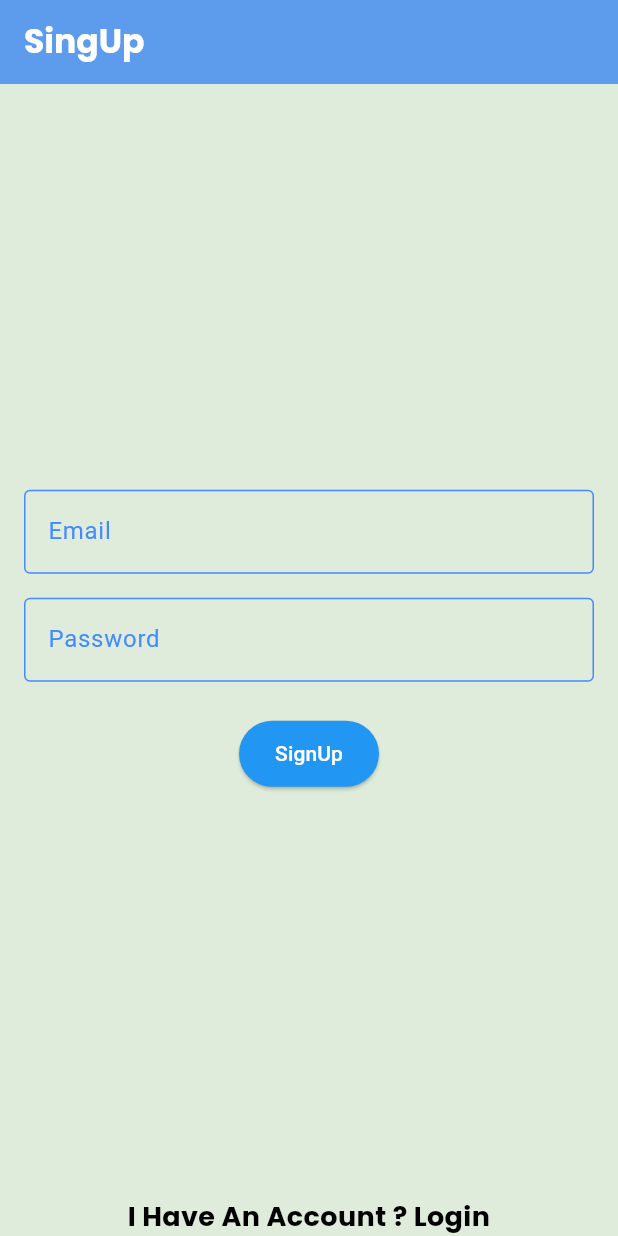
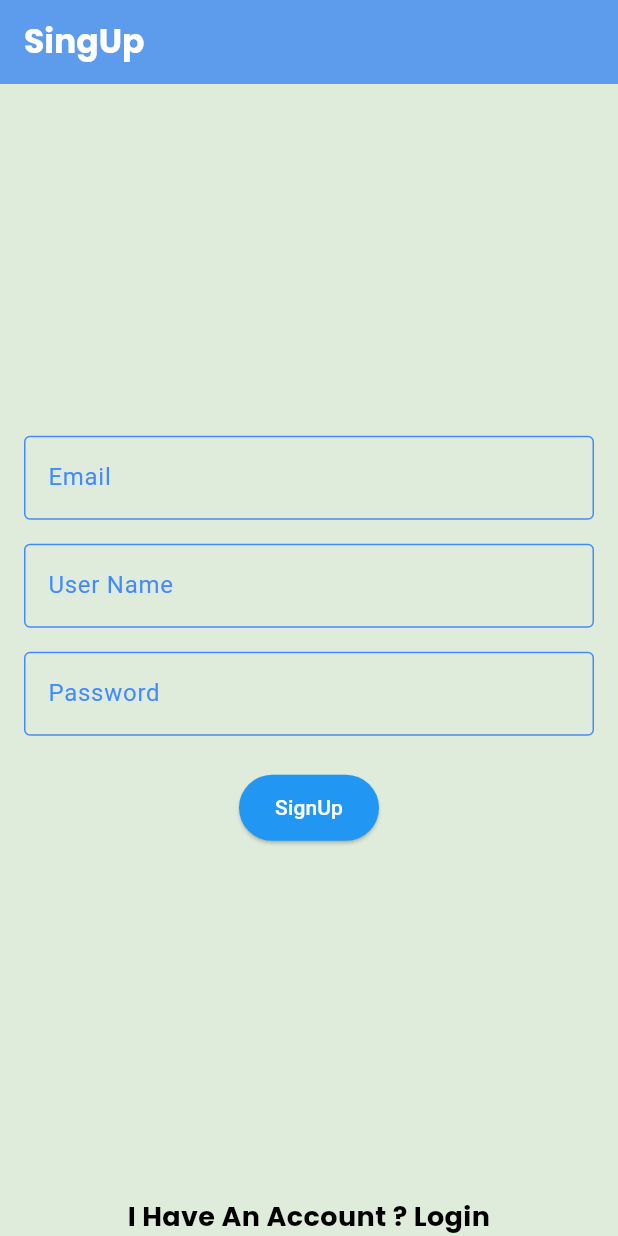
Before and after one commit to ahmedfyala/todo-app, a Flutter app: the SignUpView screen opened by its route, after a tap on "SignUp", on a phone screen of 412 x 824 dp. Run offline on Flutter 3.47's test engine with Material 3 defaults, Android fonts, the phone set to English and light mode, and no system bars; our stand-ins replace calendar_timeline, cloud_firestore, firebase_auth, firebase_core, flutter_slidable, google_fonts; accounts and stored records are empty; network calls fail.

Commit message:
store users data in database

```diff
--- a/lib/firebase/firebase_functions.dart
+++ b/lib/firebase/firebase_functions.dart
@@ -2,6 +2,7 @@ import 'package:cloud_firestore/cloud_firestore.dart';
 import 'package:firebase_auth/firebase_auth.dart';
 import 'package:flutter/material.dart';
 import 'package:todo/model/task_model.dart';
+import 'package:todo/model/user_model.dart';
 
 class FirebaseFunctions {
   BuildContext? context;
@@ -39,9 +40,10 @@ class FirebaseFunctions {
     return getTaskCollection().doc(model.id).update(model.toJson());
   }
 
-  static createAccountAuth(
+  static createAccountSignUp(
     String email,
     String password, {
+    required String userName,
     required Function onSuccess,
     required Function onError,
   }) async {
@@ -52,9 +54,17 @@ class FirebaseFunctions {
         password: password,
       );
       await credential.user?.sendEmailVerification();
+      UserModel userModel = UserModel(
+        id: credential.user!.uid,
+        email: email,
+        userName: userName,
+        age: '',
+        phone: '',
+      );
+      addUser(userModel);
       onSuccess();
 
-      // var val= credential.user.emailVerified = true;
+      var val = credential.user?.emailVerified ?? true;
     } on FirebaseAuthException catch (e) {
       if (e.code == 'weak-password') {
         onError(e.message);
@@ -86,4 +96,22 @@ class FirebaseFunctions {
       onError(e.toString());
     }
   }
+
+  static CollectionReference<UserModel> getUserCollection() {
+    return FirebaseFirestore.instance
+        .collection("Users")
+        .withConverter<UserModel>(
+          fromFirestore: (snapshot, _) => UserModel.fromJson(snapshot.data()!),
+          toFirestore: (userModel, _) => userModel.toJson(),
+        );
+  }
+
+  static Future<void> addUser(UserModel userModel) {
+    CollectionReference<UserModel> userCollection = getUserCollection();
+    DocumentReference<UserModel> userDoc = userCollection.doc();
+
+    userModel.id = userDoc.id;
+
+    return userDoc.set(userModel);
+  }
 }
--- a/lib/main.dart
+++ b/lib/main.dart
@@ -1,4 +1,3 @@
-import 'package:cloud_firestore/cloud_firestore.dart';
 import 'package:firebase_core/firebase_core.dart';
 import 'package:flutter/material.dart';
 import 'package:todo/firebase_options.dart';
@@ -13,7 +12,7 @@ void main() async {
     options: DefaultFirebaseOptions.currentPlatform,
   );
   // await FirebaseFirestore.instance.enableNetwork();
-  await FirebaseFirestore.instance.disableNetwork();
+  // await FirebaseFirestore.instance.disableNetwork();
   runApp(const ToDoApp());
 }
 
--- /dev/null
+++ b/lib/model/user_model.dart
@@ -0,0 +1,34 @@
+class UserModel {
+  String id;
+  String email;
+  String userName;
+  String age;
+  String phone;
+
+  UserModel({
+    this.id = "",
+    required this.email,
+    required this.userName,
+    required this.age,
+    required this.phone,
+  });
+
+  UserModel.fromJson(Map<String, dynamic> json)
+      : this(
+          id: json["id"],
+          email: json["email"],
+          userName: json["userName"],
+          age: json["age"],
+          phone: json["phone"],
+        );
+
+  Map<String, dynamic> toJson() {
+    return {
+      "id": id,
+      "age": age,
+      "email": email,
+      "phone": phone,
+      "userName": userName,
+    };
+  }
+}
--- a/lib/views/sign_up_view.dart
+++ b/lib/views/sign_up_view.dart
@@ -6,6 +6,7 @@ class SignUpView extends StatelessWidget {
 
   TextEditingController emailController = TextEditingController();
   TextEditingController passwordController = TextEditingController();
+  TextEditingController userNameController = TextEditingController();
   SignUpView({super.key});
 
   @override
@@ -30,6 +31,15 @@ class SignUpView extends StatelessWidget {
             ),
             const SizedBox(height: 16.0),
             TextField(
+              controller: userNameController,
+              obscureText: false,
+              decoration: const InputDecoration(
+                border: OutlineInputBorder(),
+                labelText: 'User Name',
+              ),
+            ),
+            const SizedBox(height: 16.0),
+            TextField(
               controller: passwordController,
               obscureText: true,
               decoration: const InputDecoration(
@@ -40,7 +50,8 @@ class SignUpView extends StatelessWidget {
             const SizedBox(height: 24.0),
             ElevatedButton(
               onPressed: () {
-                FirebaseFunctions.createAccountAuth(onSuccess: () {
+                FirebaseFunctions.createAccountSignUp(
+                    userName: userNameController.text, onSuccess: () {
                   Navigator.pop(context);
                 }, onError: (error) {
                   showDialog(
```
